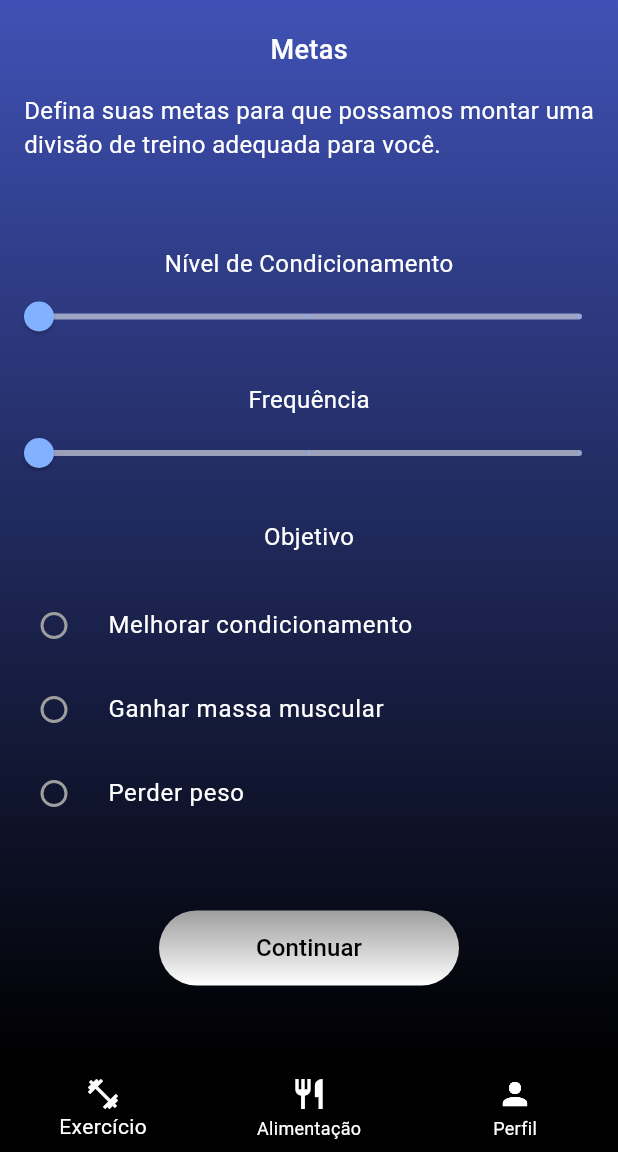
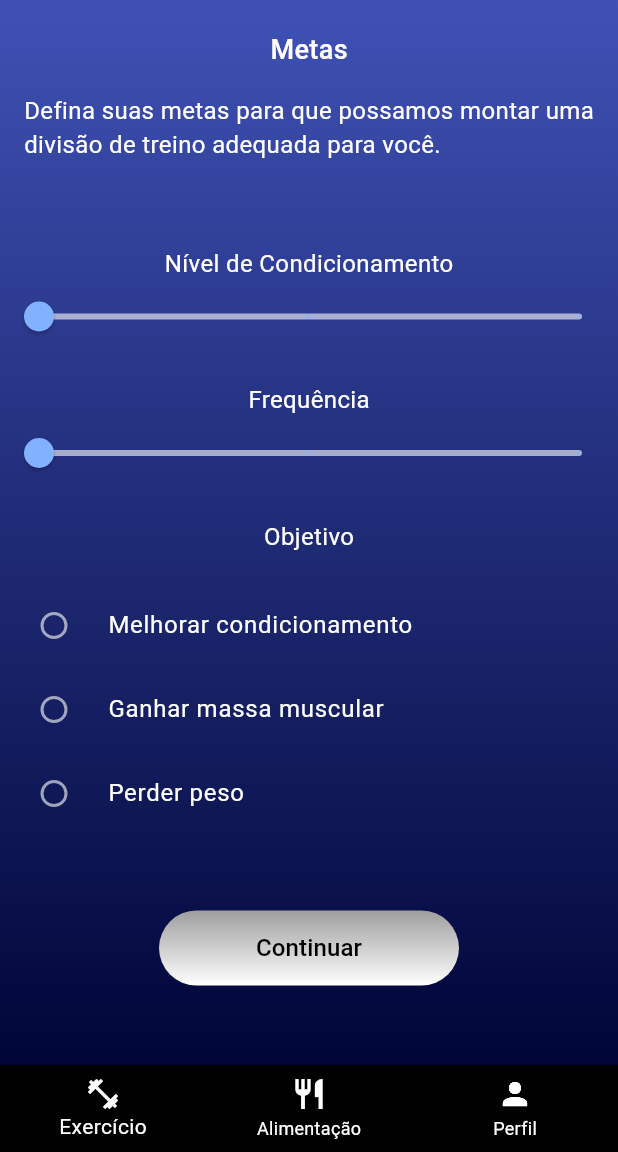
Before and after one commit to CleitonAsuos/GymFit, a Flutter app: the screen it shows after launch, after a tap on "Login", on a phone screen of 412 x 824 dp, the part 84-1236 px from its top. Run offline on Flutter 3.47's test engine with Material 3 defaults, Android fonts, the phone set to English and light mode, and no system bars; our stand-ins replace flutter_mobx, mobx; generated files the repository leaves out were written again.

Commit message:
Alteração de cor das telas.

```diff
--- a/lib/alimentacao_page.dart
+++ b/lib/alimentacao_page.dart
@@ -284,7 +284,7 @@ class AlimentacaoPage extends StatelessWidget {
       body: Container(
         decoration: const BoxDecoration(
           gradient: LinearGradient(
-            colors: [Colors.indigo,Colors.black],
+            colors: [Colors.indigo,const Color.fromARGB(255, 0, 5, 55)],
             begin: Alignment.topCenter,
             end: Alignment.bottomCenter,
           ),
--- a/lib/cadastro_page.dart
+++ b/lib/cadastro_page.dart
@@ -25,7 +25,7 @@ class CadastroPage extends StatelessWidget {
         padding: EdgeInsets.all(16.0),
         decoration: BoxDecoration(
           gradient: LinearGradient(
-            colors: [Colors.indigo,Colors.black],
+            colors: [Colors.indigo,const Color.fromARGB(255, 0, 5, 55)],
             begin: Alignment.topCenter,
             end: Alignment.bottomCenter,
           ),
@@ -91,7 +91,7 @@ class CadastroPage extends StatelessWidget {
                       if (states.contains(WidgetState.selected)) {
                         return Colors.blueAccent.shade100;
                       }
-                      return Colors.grey;
+                      return Colors.white60;
                     }),
                     value: 'Masculino',
                     groupValue: store.sexo,
@@ -107,7 +107,7 @@ class CadastroPage extends StatelessWidget {
                       if (states.contains(WidgetState.selected)) {
                         return Colors.blueAccent.shade100;
                       }
-                      return Colors.grey;
+                      return Colors.white60;
                     }),
                     value: 'Feminino',
                     groupValue: store.sexo,
--- a/lib/exercicio_page.dart
+++ b/lib/exercicio_page.dart
@@ -71,7 +71,7 @@ class ExercicioPage extends StatelessWidget {
       body: Container(
         decoration: const BoxDecoration(
           gradient: LinearGradient(
-            colors: [Colors.indigo, Colors.black],
+            colors: [Colors.indigo, const Color.fromARGB(255, 0, 5, 55)],
             begin: Alignment.topCenter,
             end: Alignment.bottomCenter,
           ),
--- a/lib/login_page.dart
+++ b/lib/login_page.dart
@@ -18,7 +18,7 @@ class Loginpage extends StatelessWidget {
         ),
         decoration: BoxDecoration(
           gradient: LinearGradient(
-            colors: [Colors.indigo,Colors.black],
+            colors: [Colors.indigo,const Color.fromARGB(255, 0, 5, 55)],
             begin: Alignment.topCenter,
             end: Alignment.bottomCenter,
           ),
--- a/lib/perfil_page.dart
+++ b/lib/perfil_page.dart
@@ -38,7 +38,7 @@ class PerfilPage extends StatelessWidget {
       body: Container(
         decoration: const BoxDecoration(
           gradient: LinearGradient(
-            colors: [Colors.indigo,Colors.black],
+            colors: [Colors.indigo,const Color.fromARGB(255, 0, 5, 55)],
             begin: Alignment.topCenter,
             end: Alignment.bottomCenter,
           ),
--- a/lib/principal_page.dart
+++ b/lib/principal_page.dart
@@ -27,7 +27,7 @@ class MainPage extends StatelessWidget {
       body: Container(
         decoration: BoxDecoration(
           gradient: LinearGradient(
-            colors: [Colors.indigo,Colors.black],
+            colors: [Colors.indigo, const Color.fromARGB(255, 0, 5, 55)],
             begin: Alignment.topCenter,
             end: Alignment.bottomCenter,
           ),
@@ -91,7 +91,7 @@ class MainPage extends StatelessWidget {
                 label: store.nivelCondicionamentoLabel,
                 onChanged: store.setNivelCondicionamento,
                 activeColor: Colors.blueAccent.shade100,
-                inactiveColor: Colors.white54,
+                inactiveColor: Colors.white60,
               ),
             ),
             SizedBox(height: 20),
@@ -117,7 +117,7 @@ class MainPage extends StatelessWidget {
                 label: store.frequenciaLabel,
                 onChanged: store.setFrequencia,
                 activeColor: Colors.blueAccent.shade100,
-                inactiveColor: Colors.white54,
+                inactiveColor: Colors.white60,
               ),
             ),
             SizedBox(height: 20),
@@ -142,7 +142,7 @@ class MainPage extends StatelessWidget {
                       if (states.contains(WidgetState.selected)) {
                         return Colors.blueAccent.shade100;
                       }
-                      return Colors.grey;
+                      return Colors.white60;
                     }),
                     value: 'Melhorar condicionamento',
                     groupValue: store.objetivo,
@@ -160,7 +160,7 @@ class MainPage extends StatelessWidget {
                       if (states.contains(WidgetState.selected)) {
                         return Colors.blueAccent.shade100;
                       }
-                      return Colors.grey;
+                      return Colors.white60;
                     }),
                     value: 'Ganhar massa muscular',
                     groupValue: store.objetivo,
@@ -178,7 +178,7 @@ class MainPage extends StatelessWidget {
                       if (states.contains(WidgetState.selected)) {
                         return Colors.blueAccent.shade100;
                       }
-                      return Colors.grey;
+                      return Colors.white60;
                     }),
                     value: 'Perder peso',
                     groupValue: store.objetivo,
--- a/lib/recuperar_senha.dart
+++ b/lib/recuperar_senha.dart
@@ -29,7 +29,7 @@ RecuperarSenha({super.key});
         ),
         decoration: BoxDecoration(
           gradient: LinearGradient(
-            colors: [Colors.indigo,Colors.black],
+            colors: [Colors.indigo,const Color.fromARGB(255, 0, 5, 55)],
             begin: Alignment.topCenter,
             end: Alignment.bottomCenter,
           ),
```
